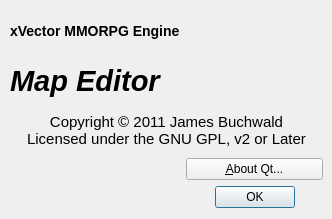
Above: xVMapEdit/MapEditorAbout.ui from buchwj/xvector before the change. Below: the same form after it.
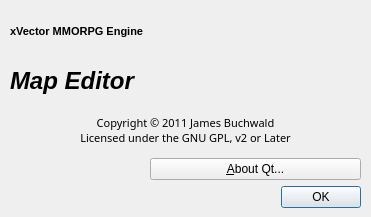
That is the form after the change.

Commit message: More progress on map editor, plus some bugfixes.

The edit to the form file:
```diff
--- a/xVMapEdit/MapEditorAbout.ui
+++ b/xVMapEdit/MapEditorAbout.ui
@@ -9,8 +9,8 @@
    <rect>
     <x>0</x>
     <y>0</y>
-    <width>332</width>
-    <height>219</height>
+    <width>371</width>
+    <height>217</height>
    </rect>
   </property>
   <property name="sizePolicy">
@@ -42,7 +42,7 @@
     <rect>
      <x>10</x>
      <y>10</y>
-     <width>313</width>
+     <width>351</width>
      <height>198</height>
     </rect>
    </property>
@@ -50,7 +50,11 @@
     <item row="0" column="0">
      <widget class="QLabel" name="label">
       <property name="text">
-       <string>&lt;b&gt;&lt;font size=4&gt;xVector MMORPG Engine&lt;/font&gt;</string>
+       <string>&lt;!DOCTYPE HTML PUBLIC &quot;-//W3C//DTD HTML 4.0//EN&quot; &quot;http://www.w3.org/TR/REC-html40/strict.dtd&quot;&gt;
+&lt;html&gt;&lt;head&gt;&lt;meta name=&quot;qrichtext&quot; content=&quot;1&quot; /&gt;&lt;style type=&quot;text/css&quot;&gt;
+p, li { white-space: pre-wrap; }
+&lt;/style&gt;&lt;/head&gt;&lt;body style=&quot; font-family:'Sans'; font-size:8pt; font-weight:400; font-style:normal;&quot;&gt;
+&lt;p style=&quot; margin-top:0px; margin-bottom:0px; margin-left:0px; margin-right:0px; -qt-block-indent:0; text-indent:0px;&quot;&gt;&lt;span style=&quot; font-weight:600;&quot;&gt;xVector MMORPG Engine&lt;/span&gt;&lt;/p&gt;&lt;/body&gt;&lt;/html&gt;</string>
       </property>
       <property name="textFormat">
        <enum>Qt::AutoText</enum>
@@ -60,18 +64,28 @@
     <item row="1" column="0" colspan="2">
      <widget class="QLabel" name="label_2">
       <property name="text">
-       <string>&lt;font size=7&gt;&lt;b&gt;&lt;i&gt;Map Editor&lt;/i&gt;&lt;/b&gt;&lt;/font&gt;</string>
+       <string>&lt;!DOCTYPE HTML PUBLIC &quot;-//W3C//DTD HTML 4.0//EN&quot; &quot;http://www.w3.org/TR/REC-html40/strict.dtd&quot;&gt;
+&lt;html&gt;&lt;head&gt;&lt;meta name=&quot;qrichtext&quot; content=&quot;1&quot; /&gt;&lt;style type=&quot;text/css&quot;&gt;
+p, li { white-space: pre-wrap; }
+&lt;/style&gt;&lt;/head&gt;&lt;body style=&quot; font-family:'Sans'; font-size:8pt; font-weight:400; font-style:normal;&quot;&gt;
+&lt;p style=&quot; margin-top:0px; margin-bottom:0px; margin-left:0px; margin-right:0px; -qt-block-indent:0; text-indent:0px;&quot;&gt;&lt;span style=&quot; font-size:18pt; font-weight:600; font-style:italic;&quot;&gt;Map Editor&lt;/span&gt;&lt;/p&gt;&lt;/body&gt;&lt;/html&gt;</string>
       </property>
      </widget>
     </item>
     <item row="2" column="0" colspan="2">
      <widget class="QLabel" name="label_3">
+      <property name="font">
+       <font>
+        <family>Abyssinica SIL</family>
+        <pointsize>6</pointsize>
+       </font>
+      </property>
       <property name="text">
        <string>&lt;!DOCTYPE HTML PUBLIC &quot;-//W3C//DTD HTML 4.0//EN&quot; &quot;http://www.w3.org/TR/REC-html40/strict.dtd&quot;&gt;
 &lt;html&gt;&lt;head&gt;&lt;meta name=&quot;qrichtext&quot; content=&quot;1&quot; /&gt;&lt;style type=&quot;text/css&quot;&gt;
 p, li { white-space: pre-wrap; }
-&lt;/style&gt;&lt;/head&gt;&lt;body style=&quot; font-family:'Ubuntu'; font-size:11pt; font-weight:400; font-style:normal;&quot;&gt;
-&lt;p align=&quot;center&quot; style=&quot; margin-top:0px; margin-bottom:0px; margin-left:0px; margin-right:0px; -qt-block-indent:0; text-indent:0px;&quot;&gt;Copyright © 2011 James Buchwald&lt;br /&gt;Licensed under the GNU GPL, v2 or Later&lt;/p&gt;&lt;/body&gt;&lt;/html&gt;</string>
+&lt;/style&gt;&lt;/head&gt;&lt;body style=&quot; font-family:'Sans'; font-size:8pt; font-weight:400; font-style:normal;&quot;&gt;
+&lt;p align=&quot;center&quot; style=&quot; margin-top:0px; margin-bottom:0px; margin-left:0px; margin-right:0px; -qt-block-indent:0; text-indent:0px;&quot;&gt;&lt;span style=&quot; font-family:'Ubuntu';&quot;&gt;Copyright © 2011 James Buchwald&lt;br /&gt;Licensed under the GNU GPL, v2 or Later&lt;/span&gt;&lt;/p&gt;&lt;/body&gt;&lt;/html&gt;</string>
       </property>
      </widget>
     </item>
@@ -91,7 +105,7 @@
        <set>QDialogButtonBox::Ok</set>
       </property>
       <property name="centerButtons">
-       <bool>true</bool>
+       <bool>false</bool>
       </property>
      </widget>
     </item>
```
The commit also changes 15 other files.
